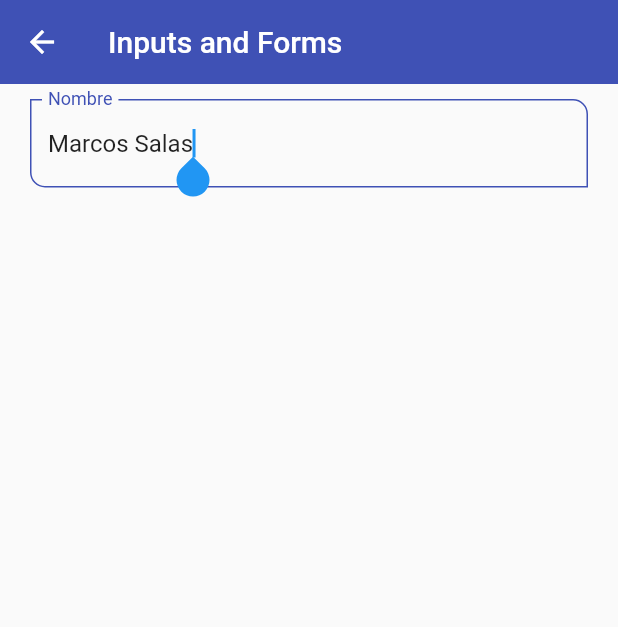
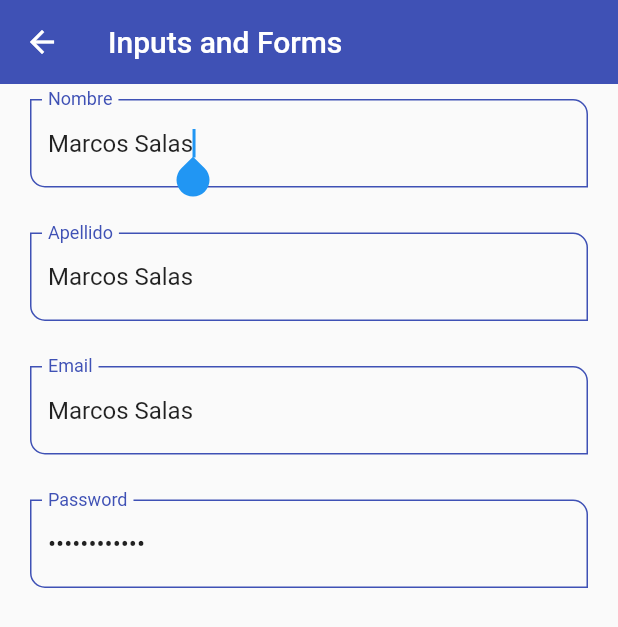
Before and after one commit to Keickd/Componentes-de-flutter, a Flutter app: the InputsScreen screen opened by its route, on a phone screen of 412 x 824 dp. Shown: the top 627 px of the screen. Run offline on Flutter 3.47's test engine with Material 2 defaults, Android fonts, the phone set to English and light mode, and no system bars.

Commit message:
email and passwords

```diff
--- a/lib/screens/inputs_screen.dart
+++ b/lib/screens/inputs_screen.dart
@@ -16,7 +16,22 @@ class InputsScreen extends StatelessWidget {
           child: Column(
             children: const [
               CustomInputField(
-                  labelText: 'Nombre', hintText: 'Nombre del usuario')
+                  labelText: 'Nombre', hintText: 'Nombre del usuario'),
+              SizedBox(height: 30),
+              CustomInputField(
+                  labelText: 'Apellido', hintText: 'Apellido del usuario'),
+              SizedBox(height: 30),
+              CustomInputField(
+                  labelText: 'Email',
+                  hintText: 'Email del usuario',
+                  keyboardInputType: TextInputType.emailAddress),
+              SizedBox(height: 30),
+              CustomInputField(
+                labelText: 'Password',
+                hintText: 'Password del usuario',
+                obscureText: true,
+              ),
+              SizedBox(height: 30)
             ],
           ),
         ),
--- a/lib/widgets/custom_input_field.dart
+++ b/lib/widgets/custom_input_field.dart
@@ -6,6 +6,8 @@ class CustomInputField extends StatelessWidget {
   final String? helperText;
   final IconData? icon;
   final IconData? suffixIcon;
+  final TextInputType? keyboardInputType;
+  final bool obscureText;
 
   const CustomInputField({
     Key? key,
@@ -14,6 +16,8 @@ class CustomInputField extends StatelessWidget {
     this.helperText,
     this.icon,
     this.suffixIcon,
+    this.keyboardInputType,
+    this.obscureText = false,
   }) : super(key: key);
 
   @override
@@ -22,6 +26,8 @@ class CustomInputField extends StatelessWidget {
       autofocus: true,
       initialValue: 'Marcos Salas',
       textCapitalization: TextCapitalization.words,
+      keyboardType: keyboardInputType,
+      obscureText: obscureText,
       onChanged: (value) {},
       validator: (value) {
         if (value == null) return 'Este campo es requerido';
```
